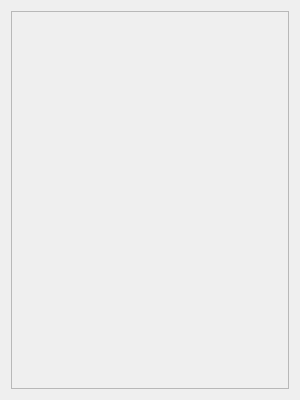
Above: ConfigWindow/edittargetdialog.ui from Skwara/CA_Suite before the change. Below: the same form after it.
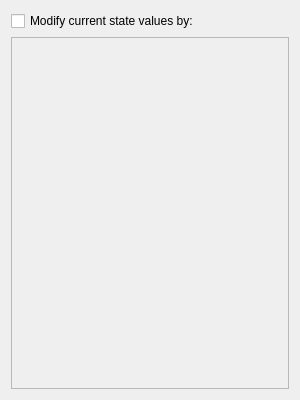
That is the form after the change.

Commit message: Dodanie ID do values

Patch:
```diff
--- a/ConfigWindow/edittargetdialog.ui
+++ b/ConfigWindow/edittargetdialog.ui
@@ -14,7 +14,7 @@
    <string>Dialog</string>
   </property>
   <layout class="QGridLayout" name="gridLayout">
-   <item row="0" column="0">
+   <item row="1" column="0">
     <widget class="QScrollArea" name="scrollArea">
      <property name="widgetResizable">
       <bool>true</bool>
@@ -25,12 +25,19 @@
         <x>0</x>
         <y>0</y>
         <width>274</width>
-        <height>374</height>
+        <height>351</height>
        </rect>
       </property>
      </widget>
     </widget>
    </item>
+   <item row="0" column="0">
+    <widget class="QCheckBox" name="checkBox">
+     <property name="text">
+      <string>Modify current state values by:</string>
+     </property>
+    </widget>
+   </item>
   </layout>
  </widget>
  <resources/>
```
The commit also changes 3 other files.
